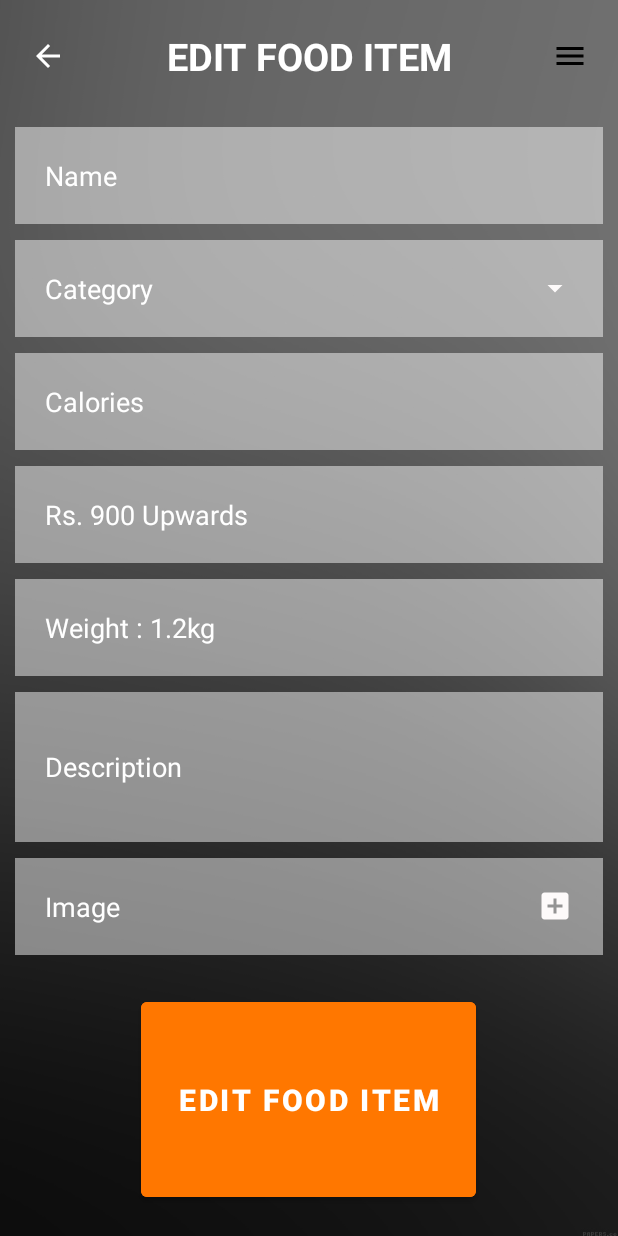
After one commit to Randula98/Y2S2-Foodi-MAD-Project, an Android app: the layout activity_editfood.xml on its own in the app's theme, with its tools: preview values and no code run, on a phone screen of 412 x 824 dp. The commit adds this screen. Run offline under Robolectric (Android 15) with nearby library versions, the phone set to English and light mode, and no system bars.

Commit message:
Edit Food UI Added

```diff
--- /dev/null
+++ b/app/src/main/res/layout/activity_editfood.xml
@@ -0,0 +1,151 @@
+<?xml version="1.0" encoding="utf-8"?>
+<RelativeLayout xmlns:android="http://schemas.android.com/apk/res/android"
+    xmlns:app="http://schemas.android.com/apk/res-auto"
+    xmlns:tools="http://schemas.android.com/tools"
+    android:layout_width="match_parent"
+    android:layout_height="match_parent"
+    android:background="@drawable/black"
+    tools:context=".MainActivity">
+
+    <TextView
+        android:id="@+id/edit_food"
+        android:layout_width="match_parent"
+        android:layout_height="wrap_content"
+        android:gravity="center"
+        android:text="@string/edit_food"
+        android:textColor="@color/white"
+        android:textSize="25dp"
+        android:textStyle="bold"
+        android:drawableLeft="@drawable/ic_baseline_arrow_back_24"
+        android:drawableRight="@drawable/ic_baseline_menu_24"
+        android:layout_margin="20dp"/>
+
+    <EditText
+        android:id="@+id/name"
+        android:layout_width="match_parent"
+        android:layout_height="wrap_content"
+        android:layout_below="@id/edit_food"
+        android:layout_marginStart="10dp"
+        android:layout_marginTop="10dp"
+        android:layout_marginEnd="10dp"
+        android:layout_marginBottom="5dp"
+        android:background="#7AFFFFFF"
+        android:hint="@string/name"
+        android:padding="20dp"
+        android:textColor="@color/white"
+        android:textColorHint="@color/white" />
+
+    <EditText
+        android:id="@+id/cat"
+        android:layout_width="match_parent"
+        android:layout_height="wrap_content"
+        android:layout_below="@id/name"
+        android:layout_marginStart="10dp"
+        android:layout_marginTop="5dp"
+        android:layout_marginEnd="10dp"
+        android:layout_marginBottom="5dp"
+        android:background="#7AFFFFFF"
+        android:drawableRight="@drawable/ic_baseline_arrow_drop_down_24"
+        android:drawablePadding="25dp"
+        android:hint="@string/cat"
+        android:padding="20dp"
+        android:textColor="@color/white"
+        android:textColorHint="@color/white" />
+
+    <EditText
+        android:id="@+id/cal"
+        android:layout_width="match_parent"
+        android:layout_height="wrap_content"
+        android:layout_below="@id/cat"
+        android:layout_marginStart="10dp"
+        android:layout_marginTop="5dp"
+        android:layout_marginEnd="10dp"
+        android:layout_marginBottom="5dp"
+        android:background="#7AFFFFFF"
+        android:hint="@string/cal"
+        android:padding="20dp"
+        android:textColor="@color/white"
+        android:textColorHint="@color/white" />
+
+    <EditText
+        android:id="@+id/price"
+        android:layout_width="match_parent"
+        android:layout_height="wrap_content"
+        android:layout_below="@id/cal"
+        android:layout_marginStart="10dp"
+        android:layout_marginTop="5dp"
+        android:layout_marginEnd="10dp"
+        android:layout_marginBottom="5dp"
+        android:background="#7AFFFFFF"
+        android:hint="@string/price"
+        android:padding="20dp"
+        android:textColor="@color/white"
+        android:textColorHint="@color/white" />
+
+    <EditText
+        android:id="@+id/weight"
+        android:layout_width="match_parent"
+        android:layout_height="wrap_content"
+        android:layout_below="@id/price"
+        android:layout_marginStart="10dp"
+        android:layout_marginTop="5dp"
+        android:layout_marginEnd="10dp"
+        android:layout_marginBottom="5dp"
+        android:background="#7AFFFFFF"
+        android:hint="@string/weight"
+        android:padding="20dp"
+        android:textColor="@color/white"
+        android:textColorHint="@color/white" />
+
+    <EditText
+        android:id="@+id/des"
+        android:layout_width="match_parent"
+        android:layout_height="100dp"
+        android:layout_below="@id/weight"
+        android:layout_marginStart="10dp"
+        android:layout_marginTop="5dp"
+        android:layout_marginEnd="10dp"
+        android:layout_marginBottom="5dp"
+        android:background="#7AFFFFFF"
+        android:hint="@string/des"
+        android:padding="20dp"
+        android:textColor="@color/white"
+        android:textColorHint="@color/white" />
+
+    <EditText
+        android:id="@+id/img"
+        android:layout_width="match_parent"
+        android:layout_height="wrap_content"
+        android:layout_below="@id/des"
+        android:layout_marginStart="10dp"
+        android:layout_marginTop="5dp"
+        android:layout_marginEnd="10dp"
+        android:layout_marginBottom="5dp"
+        android:background="#7AFFFFFF"
+        android:hint="@string/img"
+        android:padding="20dp"
+        android:textColor="@color/white"
+        android:textColorHint="@color/white"
+        android:drawableRight="@drawable/ic_baseline_add_box_24"
+        android:drawablePadding="25dp"/>
+
+    <Button
+        android:id="@+id/add_food_btn"
+        android:layout_width="223dp"
+        android:layout_height="59dp"
+        android:layout_below="@id/img"
+        android:layout_alignParentBottom="true"
+        android:layout_centerHorizontal="true"
+        android:layout_marginStart="20dp"
+        android:layout_marginTop="20dp"
+        android:layout_marginEnd="20dp"
+        android:layout_marginBottom="20dp"
+        android:backgroundTint="#FF7700"
+        android:text="@string/edit_food"
+        android:textColor="@color/white"
+        android:textSize="20dp"
+        android:textStyle="bold" />
+
+
+
+</RelativeLayout>
--- a/app/src/main/res/values/colors.xml
+++ b/app/src/main/res/values/colors.xml
@@ -10,6 +10,6 @@
     <color name="btn_orange">#FF7700</color>
     <color name="btn_main">#FD5C29</color>
     <color name="underline">#D8D6D6</color>
-    <color name="black">#FF000000</color>
-    <color name="white">#FFFFFFFF</color>
+<!--    <color name="black">#FF000000</color>-->
+<!--    <color name="white">#FFFFFFFF</color>-->
 </resources>
--- a/app/src/main/res/values/strings.xml
+++ b/app/src/main/res/values/strings.xml
@@ -114,5 +114,6 @@
     <string name="button3">Set Status</string>
     <string name="button4">Delete</string>
     <string name="txt13">Order ID-0023667789</string>
+    <string name="edit_food">EDIT FOOD ITEM</string>
 
 </resources>
```
